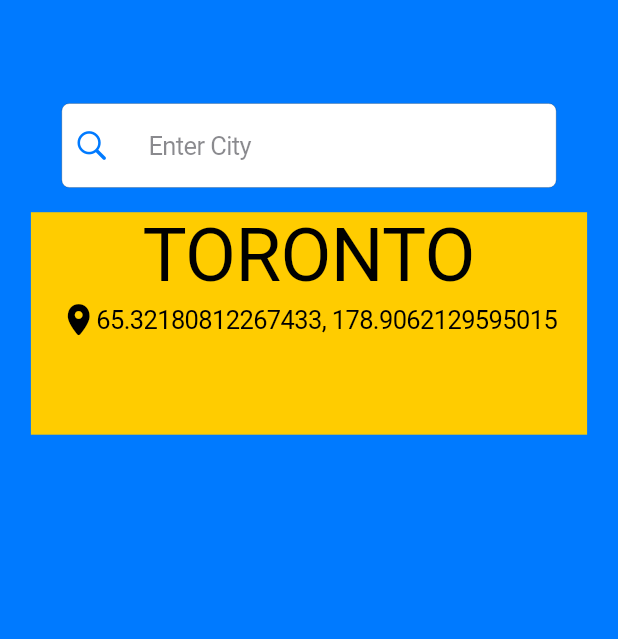
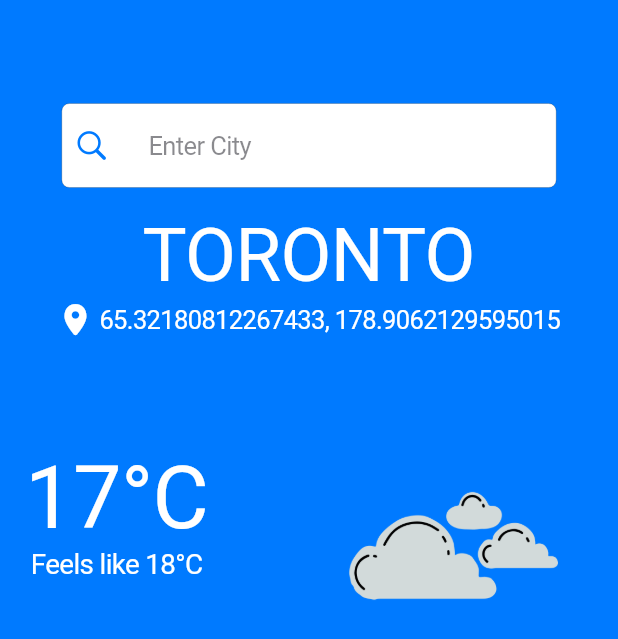
Before and after one commit to Sadman-123/Cloud-Mate, a Flutter app: the screen it shows after launch, on a phone screen of 412 x 824 dp. Shown: the top 639 px of the screen. Run offline on Flutter 3.47's test engine with Material 3 defaults, Android fonts, the phone set to English and light mode, and no system bars.

Commit message:
icon and temp card made

```diff
--- a/lib/custom_widget/location_card.dart
+++ b/lib/custom_widget/location_card.dart
@@ -5,7 +5,6 @@ class LocationCard extends StatelessWidget{
   @override
   Widget build(BuildContext context) {
     return Container(
-      color: CupertinoColors.systemYellow,
       height: mdh*0.18,
       width: mdw*0.9,
       child: Column(
@@ -13,13 +12,15 @@ class LocationCard extends StatelessWidget{
           Text("TORONTO",style: TextStyle(
             fontSize: mdw*0.12,
             overflow: TextOverflow.ellipsis
+              ,color: CupertinoColors.white
           ),),
           SizedBox(height: mdh*0.002,),
           Row(
             mainAxisAlignment: MainAxisAlignment.center,
             children: [
-              Icon(CupertinoIcons.location_solid,color: CupertinoColors.black,),
-              Text("65.32180812267433, 178.9062129595015",overflow: TextOverflow.ellipsis,)
+              Icon(CupertinoIcons.location_solid,color: CupertinoColors.white,),
+              SizedBox(width: mdw*0.01,),
+              Text("65.32180812267433, 178.9062129595015",overflow: TextOverflow.ellipsis,style: TextStyle(color: CupertinoColors.white),)
             ],
           )
         ],
--- /dev/null
+++ b/lib/custom_widget/temperature_and_icon.dart
@@ -0,0 +1,34 @@
+import 'package:flutter/cupertino.dart';
+class TemperatureAndIcon extends StatelessWidget{
+  final double mdw,mdh;
+  const TemperatureAndIcon({super.key, required this.mdw, required this.mdh});
+  @override
+  Widget build(BuildContext context) {
+    return Container(
+      height: mdh*0.18,
+      width: mdw*0.957,
+      child: Row(
+        mainAxisAlignment: MainAxisAlignment.spaceBetween,
+        children: [
+          Padding(
+            padding: const EdgeInsets.all(8.0),
+            child: Container(
+              child: Column(
+                children: [
+                  Text("17°C",style: TextStyle(fontSize: mdw*0.14,color: CupertinoColors.white),),
+                  Text("Feels like 18°C",style: TextStyle(fontSize: mdw*0.045,color: CupertinoColors.white),)
+                ],
+              ),
+            ),
+          ),
+          Padding(
+            padding: const EdgeInsets.all(8.0),
+            child: Container(
+              child: Image.asset("assets/cloud.png",fit: BoxFit.cover,width: mdw*0.45,),
+            ),
+          )
+        ],
+      ),
+    );
+  }
+}
--- a/lib/screen/app.dart
+++ b/lib/screen/app.dart
@@ -1,6 +1,7 @@
 import 'package:flutter/cupertino.dart';
 import 'package:jossweather/custom_widget/location_card.dart';
 import 'package:jossweather/custom_widget/search_bar.dart';
+import 'package:jossweather/custom_widget/temperature_and_icon.dart';
 class App extends StatelessWidget{
   @override
   Widget build(BuildContext context) {
@@ -17,7 +18,8 @@ class App extends StatelessWidget{
           children: [
             SearchBar(mdh: mdh,mdw: mdw,),
             SizedBox(height: mdh*0.02,),
-            LocationCard(mdw: mdw, mdh: mdh)
+            LocationCard(mdw: mdw, mdh: mdh),
+            TemperatureAndIcon(mdw: mdw, mdh: mdh)
           ],
         ),
       ),
--- a/pubspec.yaml
+++ b/pubspec.yaml
@@ -61,8 +61,8 @@ flutter:
   uses-material-design: true
 
   # To add assets to your application, add an assets section, like this:
-  # assets:
-  #   - images/a_dot_burr.jpeg
+  assets:
+    - assets/
   #   - images/a_dot_ham.jpeg
 
   # An image asset can refer to one or more resolution-specific "variants", see
```
Also changed, not shown: assets/cloud.png (added).
